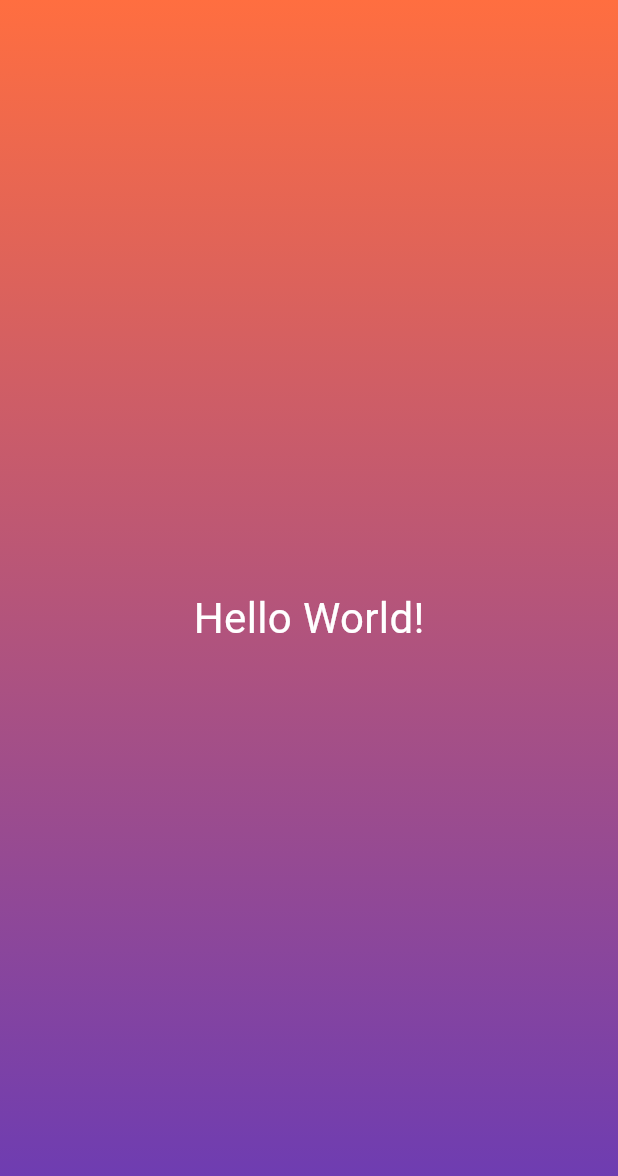
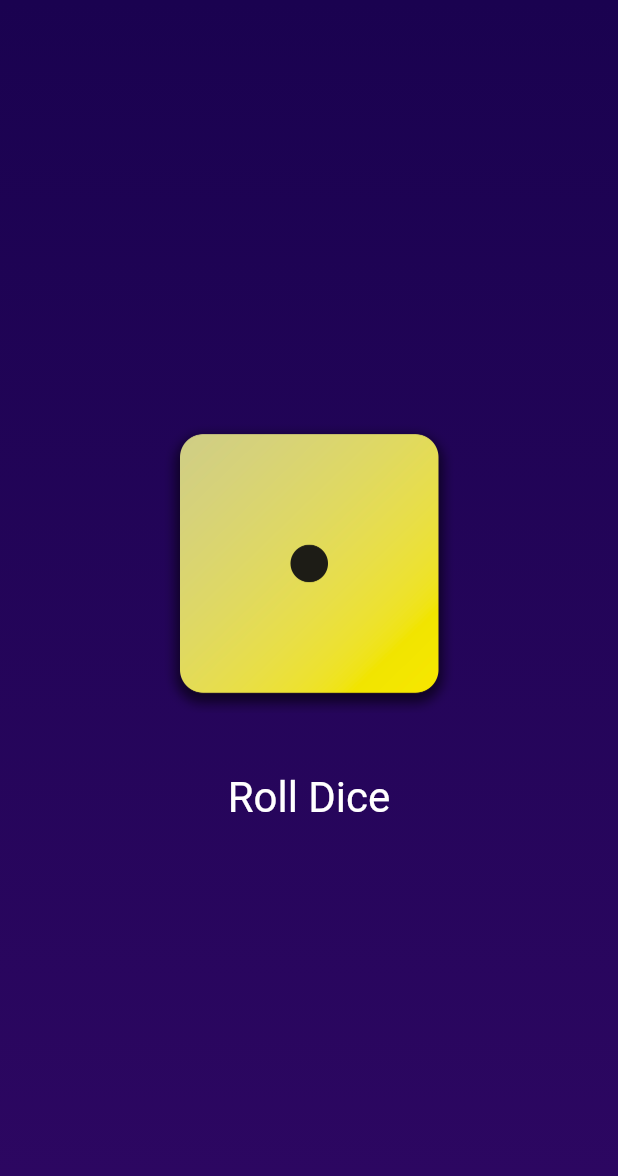
Before and after one commit to EmraanIqbal/roll-dice, a Flutter app: the screen it shows after launch, on a phone screen of 412 x 824 dp. Shown: the top 1176 px of the screen. Run offline on Flutter 3.47's test engine with Material 3 defaults, Android fonts, the phone set to English and light mode, and no system bars.

Commit message:
added assets and image renderaion on ui

```diff
--- a/lib/gradient_container.dart
+++ b/lib/gradient_container.dart
@@ -1,13 +1,20 @@
-import 'styled_text.dart';
 import 'package:flutter/material.dart';
 
 const startAlignment = Alignment.topLeft;
 const endAlignment = Alignment.bottomLeft;
 
 class GradientContainer extends StatelessWidget {
-  const GradientContainer(this.color, {super.key});
+  GradientContainer(this.color, {super.key});
+
+  GradientContainer.purple(this.color, {super.key});
+
+  var activeDiceImage = 'assets/images/dice-1.png';
 
   final List<Color> color;
+
+  void rollDice() {
+    activeDiceImage = 'assets/images/dice-3.png';
+  }
 
   @override
   Widget build(context) {
@@ -20,7 +27,25 @@ class GradientContainer extends StatelessWidget {
         ),
       ),
       child: Center(
-        child: StyledText('Hello World!'),
+        child: Column(
+          mainAxisSize: MainAxisSize.min,
+          children: [
+            Image.asset(
+              activeDiceImage,
+              width: 200,
+            ),
+            const SizedBox(height: 20),
+            TextButton(
+              onPressed: rollDice,
+              style: TextButton.styleFrom(
+                padding: const EdgeInsets.only(top: 20),
+                foregroundColor: Colors.white,
+                textStyle: const TextStyle(fontSize: 28),
+              ),
+              child: Text('Roll Dice'),
+            ),
+          ],
+        ),
       ),
     );
   }
--- a/lib/main.dart
+++ b/lib/main.dart
@@ -2,10 +2,10 @@ import 'package:flutter/material.dart';
 import 'gradient_container.dart';
 
 List<Color> color = [
-  // Color.fromARGB(255, 26, 2, 80),
-  // Color.fromARGB(255, 45, 7, 98),
-  Colors.deepOrangeAccent,
-  Colors.deepPurple,
+  Color.fromARGB(255, 26, 2, 80),
+  Color.fromARGB(255, 45, 7, 98),
+  // Colors.deepOrangeAccent,
+  // Colors.deepPurple,
 ];
 
 void main() {
```
Also changed, not shown: pubspec.yaml (+7 -3 lines), assets/images/dice-1.png (added), assets/images/dice-2.png (added), assets/images/dice-3.png (added), assets/images/dice-4.png (added), assets/images/dice-5.png (added), assets/images/dice-6.png (added), lib/dice_roller.dart (added).
